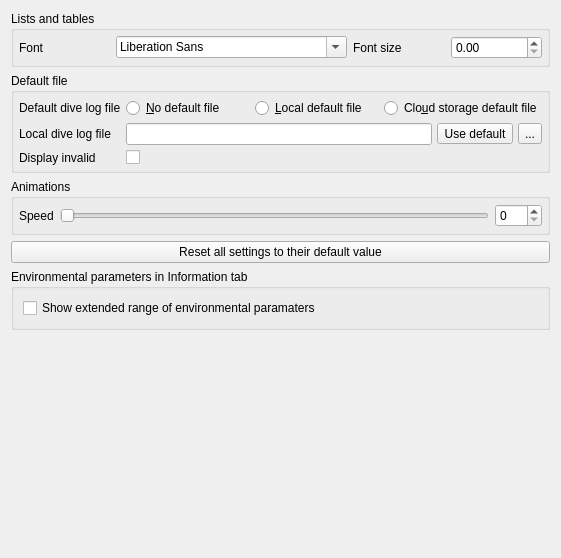
Old version of the form desktop-widgets/preferences/preferences_defaults.ui in the repository subsurface/subsurface.
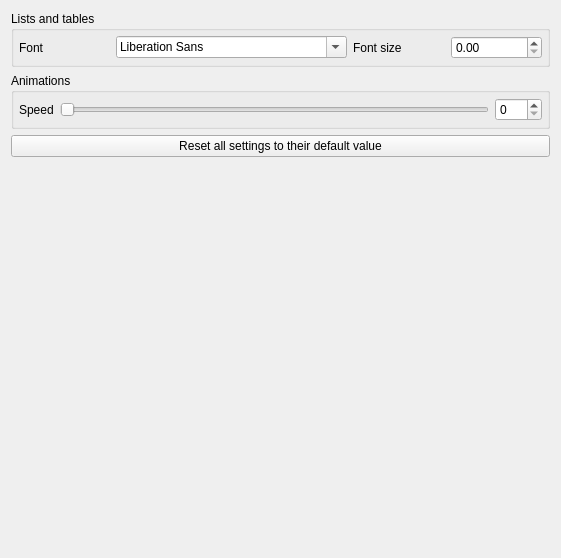
New version of the form.

Commit message:
Preferences UI: add dive log tab
This adds a tab for dive log - related preferences.
A suitable test programs is still required.

```diff
--- a/desktop-widgets/preferences/preferences_defaults.ui
+++ b/desktop-widgets/preferences/preferences_defaults.ui
@@ -46,101 +46,7 @@
      </layout>
     </widget>
    </item>
-   <item>
-    <widget class="QGroupBox" name="groupBox_3">
-     <property name="title">
-      <string>Default file</string>
-     </property>
-     <layout class="QFormLayout" name="formLayout_2">
-      <property name="horizontalSpacing">
-       <number>5</number>
-      </property>
-      <property name="verticalSpacing">
-       <number>5</number>
-      </property>
-      <property name="margin">
-       <number>5</number>
-      </property>
-      <item row="0" column="0">
-       <widget class="QLabel" name="defaultDiveLogFileLabel">
-        <property name="text">
-         <string>Default dive log file</string>
-        </property>
-       </widget>
-      </item>
-      <item row="0" column="1">
-       <layout class="QHBoxLayout" name="defaultFileBehaviorLayout">
-        <item>
-         <widget class="QRadioButton" name="noDefaultFile">
-          <property name="text">
-           <string>&amp;No default file</string>
-          </property>
-         </widget>
-        </item>
-        <item>
-         <widget class="QRadioButton" name="localDefaultFile">
-          <property name="text">
-           <string>&amp;Local default file</string>
-          </property>
-         </widget>
-        </item>
-        <item>
-         <widget class="QRadioButton" name="cloudDefaultFile">
-          <property name="text">
-           <string>Clo&amp;ud storage default file</string>
-          </property>
-         </widget>
-        </item>
-       </layout>
-      </item>
-      <item row="1" column="0">
-       <widget class="QLabel" name="label_9">
-        <property name="text">
-         <string>Local dive log file</string>
-        </property>
-       </widget>
-      </item>
-      <item row="1" column="1">
-       <layout class="QHBoxLayout" name="horizontalLayout_2">
-        <item>
-         <widget class="QLineEdit" name="defaultfilename"/>
-        </item>
-        <item>
-         <widget class="QToolButton" name="btnUseDefaultFile">
-          <property name="text">
-           <string>Use default</string>
-          </property>
-          <property name="checkable">
-           <bool>true</bool>
-          </property>
-         </widget>
-        </item>
-        <item>
-         <widget class="QToolButton" name="chooseFile">
-          <property name="text">
-           <string>...</string>
-          </property>
-         </widget>
-        </item>
-       </layout>
-      </item>
-      <item row="2" column="0">
-       <widget class="QLabel" name="label_10">
-        <property name="text">
-         <string>Display invalid</string>
-        </property>
-       </widget>
-      </item>
-      <item row="2" column="1">
-       <widget class="QCheckBox" name="displayinvalid">
-        <property name="text">
-         <string/>
-        </property>
-       </widget>
-      </item>
-     </layout>
-    </widget>
-   </item>
+
    <item>
     <widget class="QGroupBox" name="groupBox_7">
      <property name="title">
@@ -184,22 +90,7 @@
      </property>
     </widget>
    </item>
-   <item>
-    <widget class="QGroupBox" name="groupBox_extra_star_widgets">
-     <property name="title">
-      <string>Environmental parameters in Information tab</string>
-     </property>
-     <layout class="QHBoxLayout" name="extraWidgetLayout">
-      <item>
-       <widget class="QCheckBox" name="extraEnvironmentalDefault">
-        <property name="text">
-         <string>Show extended range of environmental paramaters</string>
-        </property>
-       </widget>
-      </item>
-     </layout>
-    </widget>
-   </item>
+
    <item>
     <spacer name="verticalSpacer_2">
      <property name="orientation">
```
Left out of the diff: 1 changed line with no effect on the pictures. The commit also changes 34 other files.
